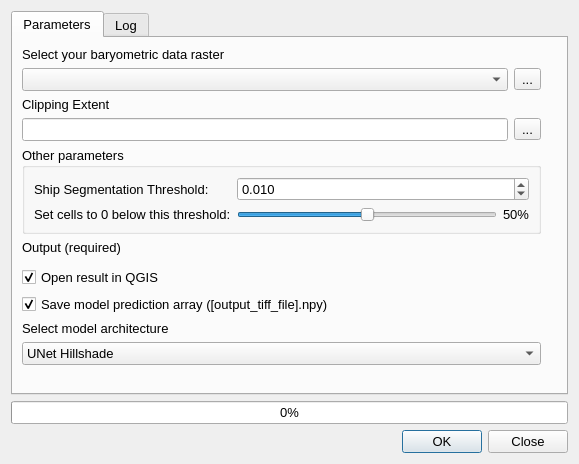
Above: qgisplugin/interfaces/my_gui.ui from umfieldrobotics/ShipwreckFinderQGISPlugin before the change. Below: the same form after it.
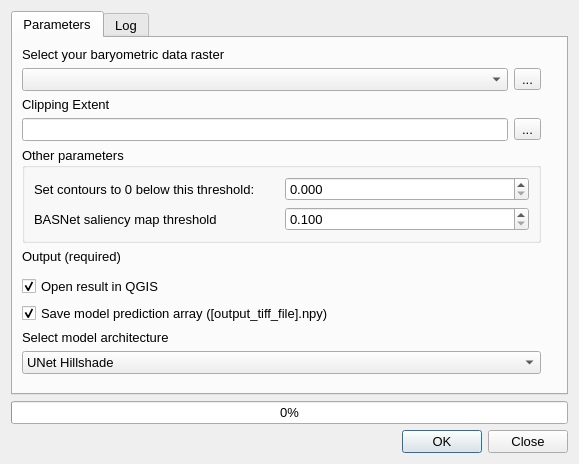
That is the form after the change. Icons and pictures are not drawn. Custom widgets are drawn as their Qt base class.

Commit message: Added ability to have prebuilt libs, updated gui with threshold values

The edit to the form file:
```diff
--- a/qgisplugin/interfaces/my_gui.ui
+++ b/qgisplugin/interfaces/my_gui.ui
@@ -198,33 +198,9 @@
              <property name="saveCollapsedState">
               <bool>true</bool>
              </property>
-             <layout class="QFormLayout" name="formLayout">
-              <item row="0" column="0" colspan="2">
+             <layout class="QGridLayout" name="gridLayout_3">
+              <item row="0" column="0">
                <layout class="QGridLayout" name="gridLayout">
-                <item row="0" column="1" colspan="2">
-                 <widget class="QDoubleSpinBox" name="constantSpinBox">
-                  <property name="font">
-                   <font>
-                    <pointsize>10</pointsize>
-                   </font>
-                  </property>
-                  <property name="decimals">
-                   <number>3</number>
-                  </property>
-                  <property name="minimum">
-                   <double>0.001000000000000</double>
-                  </property>
-                  <property name="maximum">
-                   <double>1000000.000000000000000</double>
-                  </property>
-                  <property name="singleStep">
-                   <double>0.100000000000000</double>
-                  </property>
-                  <property name="value">
-                   <double>0.010000000000000</double>
-                  </property>
-                 </widget>
-                </item>
                 <item row="0" column="0">
                  <widget class="QLabel" name="label_6">
                   <property name="font">
@@ -233,7 +209,31 @@
                    </font>
                   </property>
                   <property name="text">
-                   <string>Ship Segmentation Threshold:</string>
+                   <string>Set contours to 0 below this threshold:</string>
+                  </property>
+                 </widget>
+                </item>
+                <item row="0" column="1">
+                 <widget class="QDoubleSpinBox" name="constantSpinBox">
+                  <property name="font">
+                   <font>
+                    <pointsize>10</pointsize>
+                   </font>
+                  </property>
+                  <property name="decimals">
+                   <number>3</number>
+                  </property>
+                  <property name="minimum">
+                   <double>0.000000000000000</double>
+                  </property>
+                  <property name="maximum">
+                   <double>1.000000000000000</double>
+                  </property>
+                  <property name="singleStep">
+                   <double>0.100000000000000</double>
+                  </property>
+                  <property name="value">
+                   <double>0.000000000000000</double>
                   </property>
                  </widget>
                 </item>
@@ -245,35 +245,31 @@
                    </font>
                   </property>
                   <property name="text">
-                   <string>Set cells to 0 below this threshold:</string>
+                   <string>BASNet saliency map threshold</string>
                   </property>
                  </widget>
                 </item>
                 <item row="1" column="1">
-                 <widget class="QSlider" name="percentageSlider">
-                  <property name="minimum">
-                   <number>0</number>
-                  </property>
-                  <property name="maximum">
-                   <number>100</number>
-                  </property>
-                  <property name="value">
-                   <number>50</number>
-                  </property>
-                  <property name="orientation">
-                   <enum>Qt::Horizontal</enum>
-                  </property>
-                 </widget>
-                </item>
-                <item row="1" column="2">
-                 <widget class="QLabel" name="percentageSliderValue">
+                 <widget class="QDoubleSpinBox" name="constantSpinBox_2">
                   <property name="font">
                    <font>
                     <pointsize>10</pointsize>
                    </font>
                   </property>
-                  <property name="text">
-                   <string>50%</string>
+                  <property name="decimals">
+                   <number>3</number>
+                  </property>
+                  <property name="minimum">
+                   <double>0.100000000000000</double>
+                  </property>
+                  <property name="maximum">
+                   <double>1.000000000000000</double>
+                  </property>
+                  <property name="singleStep">
+                   <double>0.100000000000000</double>
+                  </property>
+                  <property name="value">
+                   <double>0.100000000000000</double>
                   </property>
                  </widget>
                 </item>
```
The commit also changes 36 other files.
